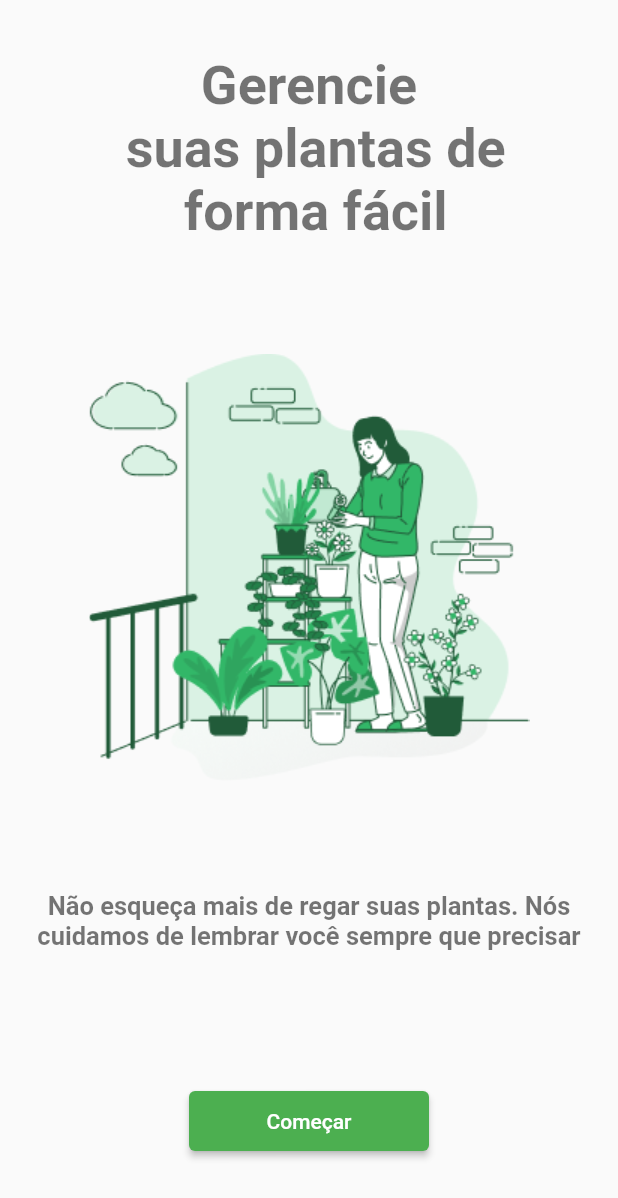
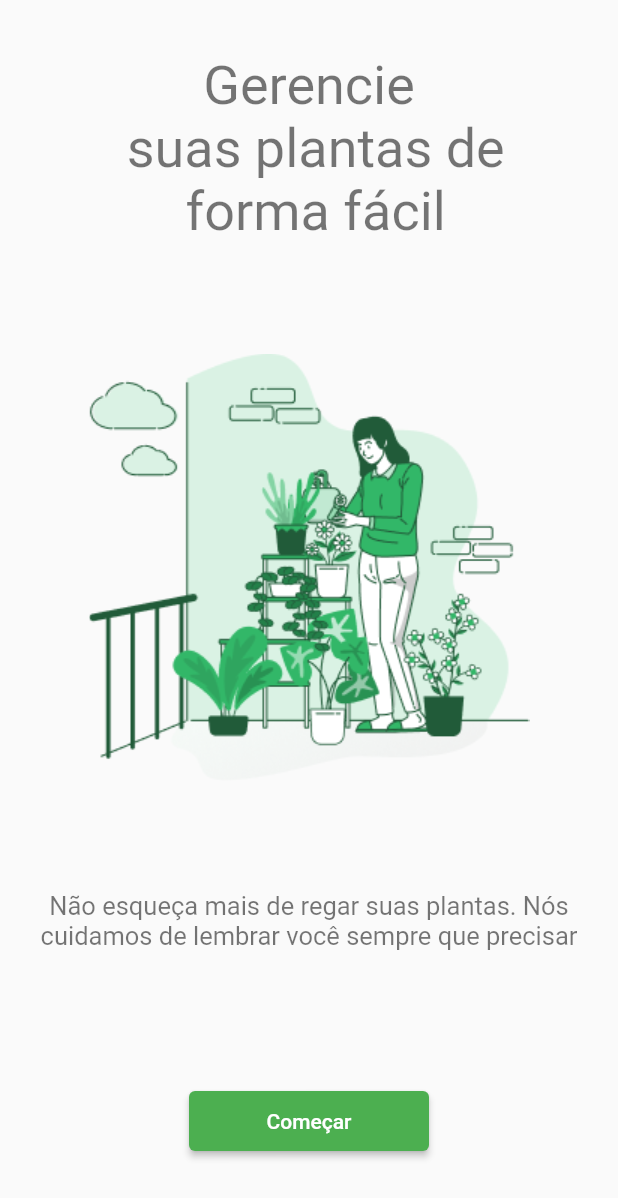
Before and after one commit to ruanvalente/flutter_student, a Flutter app: the screen it shows after launch, on a phone screen of 412 x 824 dp. Shown: the top 1198 px of the screen. Run offline on Flutter 3.47's test engine with Material 2 defaults, Android fonts, the phone set to English and light mode, and no system bars.

Commit message:
refactor: refactor TitleApp Widget

```diff
--- a/lib/components/title.dart
+++ b/lib/components/title.dart
@@ -3,15 +3,21 @@ import 'package:flutter/material.dart';
 class TitleApp extends StatelessWidget {
   final String title;
   final double size;
+  final FontWeight? weight;
+  final Color? color;
   const TitleApp(
-      {Key? key, required String this.title, required double this.size})
+      {Key? key,
+      required String this.title,
+      required double this.size,
+      this.weight,
+      this.color})
       : super(key: key);
 
   @override
   Widget build(BuildContext context) {
     return Text(title,
         style: TextStyle(
-            fontSize: size, fontWeight: FontWeight.bold, color: Colors.black54),
+            fontSize: size, fontWeight: weight, color: color ?? Colors.black54),
         textAlign: TextAlign.center);
   }
 }
```
